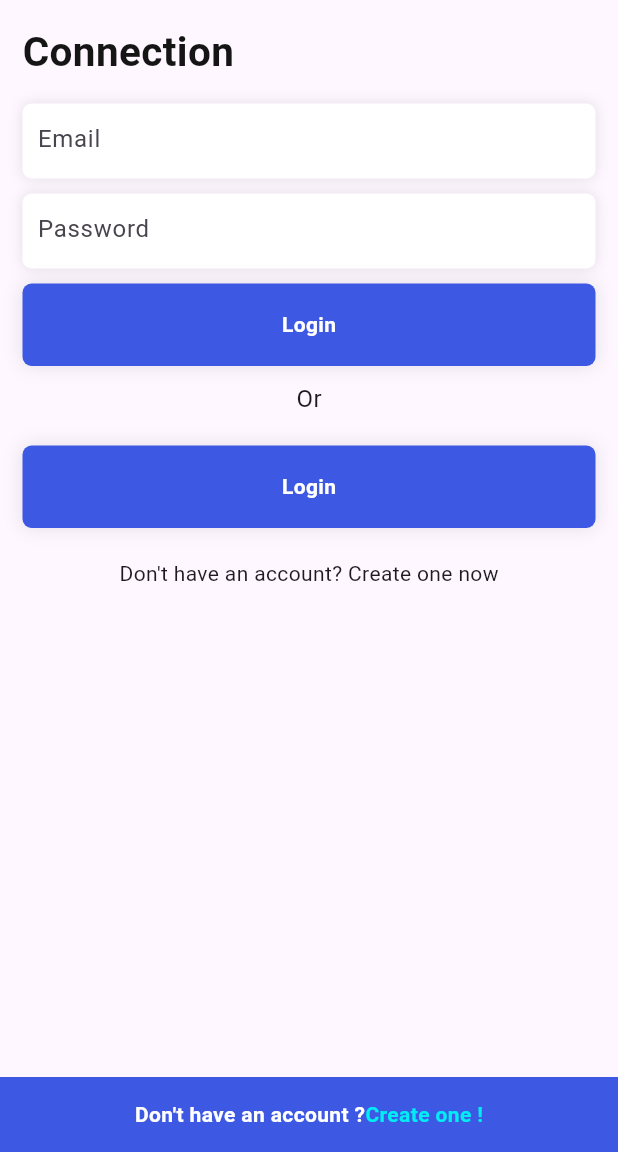
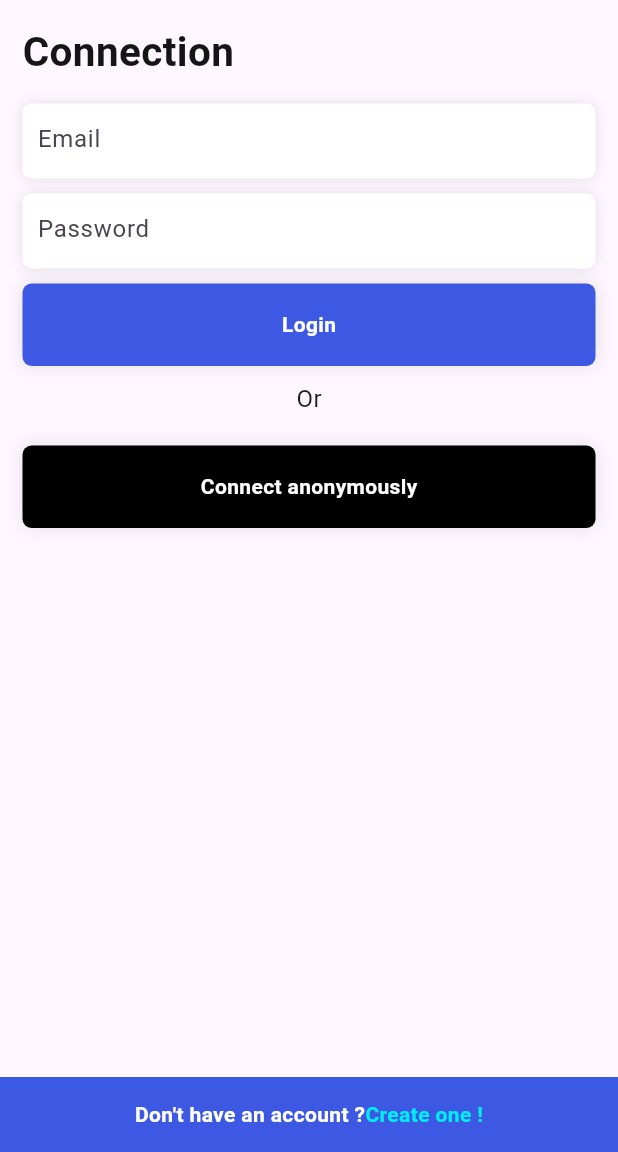
Before and after one commit to juanvictorqwerty/AI_AND_FAKE_NEWS_DETECTOR-, a Flutter app: the screen it shows after launch, on a phone screen of 412 x 824 dp, the part 84-1236 px from its top. Run offline on Flutter 3.47's test engine with Material 3 defaults, Android fonts, the phone set to English and light mode, and no system bars; our stand-ins replace get.

Commit message:
add dotenv and finish basic design

```diff
--- a/ai_fake_news_detector/lib/pages/LoginScreen.dart
+++ b/ai_fake_news_detector/lib/pages/LoginScreen.dart
@@ -1,3 +1,4 @@
+import 'package:ai_fake_news_detector/pages/SignUpScreen.dart';
 import 'package:ai_fake_news_detector/utils/global.colors.dart';
 import 'package:ai_fake_news_detector/widgets/auth_button.global.dart';
 import 'package:ai_fake_news_detector/widgets/text.form.global.dart';
@@ -63,7 +64,13 @@ class Login extends StatelessWidget {
 
                 const SizedBox(height: 10),
 
-                AuthButton(),
+                AuthButton(
+                  text: 'Login',
+                  color: GlobalColors.mainColor,
+                  onTap: () {
+                    print('Login tapped');
+                  },
+                ),
 
                 const SizedBox(height: 10),
                 const Center(
@@ -74,11 +81,12 @@ class Login extends StatelessWidget {
                 ),
 
                 const SizedBox(height: 20),
-                AuthButton(),
-
-                const SizedBox(height: 20),
-                const Center(
-                  child: Text("Don't have an account? Create one now"),
+                AuthButton(
+                  text: "Connect anonymously",
+                  color: Colors.black,
+                  onTap: (){
+                    print("Continue without account");
+                  },
                 ),
               ],
             ),
@@ -100,6 +108,14 @@ class Login extends StatelessWidget {
               ),
             ),
             InkWell(
+              onTap: (){
+                Navigator.push(
+                  context,
+                  MaterialPageRoute(
+                    builder:(context)=>SignUp()
+                    ),
+                );
+              },
               child: Text(
                 "Create one !",
                 style: TextStyle(
--- a/ai_fake_news_detector/lib/widgets/auth_button.global.dart
+++ b/ai_fake_news_detector/lib/widgets/auth_button.global.dart
@@ -1,22 +1,26 @@
-import 'package:ai_fake_news_detector/utils/global.colors.dart';
 import 'package:flutter/material.dart';
 
 class AuthButton extends StatelessWidget {
-  const AuthButton({super.key});
+  final String text;
+  final VoidCallback onTap;
+  final Color color;
+
+  const AuthButton({
+    super.key,
+    required this.text,
+    required this.onTap,
+    required this.color,
+  });
 
   @override
   Widget build(BuildContext context) {
     return InkWell(
-      onTap:(){
-        print(
-          "Login"
-        );
-      } ,
+      onTap: onTap,
       child :Container(
       alignment: Alignment.center,
       height: 55,
       decoration: BoxDecoration(
-        color: GlobalColors.mainColor,
+        color: color,
         borderRadius: BorderRadius.circular(6),
         boxShadow: [
           BoxShadow(
@@ -26,8 +30,8 @@ class AuthButton extends StatelessWidget {
         ],
       ),
       child: Text(
-        "Login",
-        style: TextStyle(
+        text,
+        style: const TextStyle(
           color: Colors.white,
           fontWeight: FontWeight.bold
         ),
--- a/ai_fake_news_detector/pubspec.yaml
+++ b/ai_fake_news_detector/pubspec.yaml
@@ -35,7 +35,7 @@ dependencies:
   # Use with the CupertinoIcons class for iOS style icons.
   cupertino_icons: ^1.0.8
   get: ^4.7.3
-  hexcolor: ^3.0.2
+  flutter_dotenv: ^6.0.0
 
 dev_dependencies:
   flutter_test:
```
Also changed, not shown: ai_fake_news_detector/lib/pages/SignUpScreen.dart (+129 -0 lines), ai_fake_news_detector/pubspec.lock, 1 other file.
